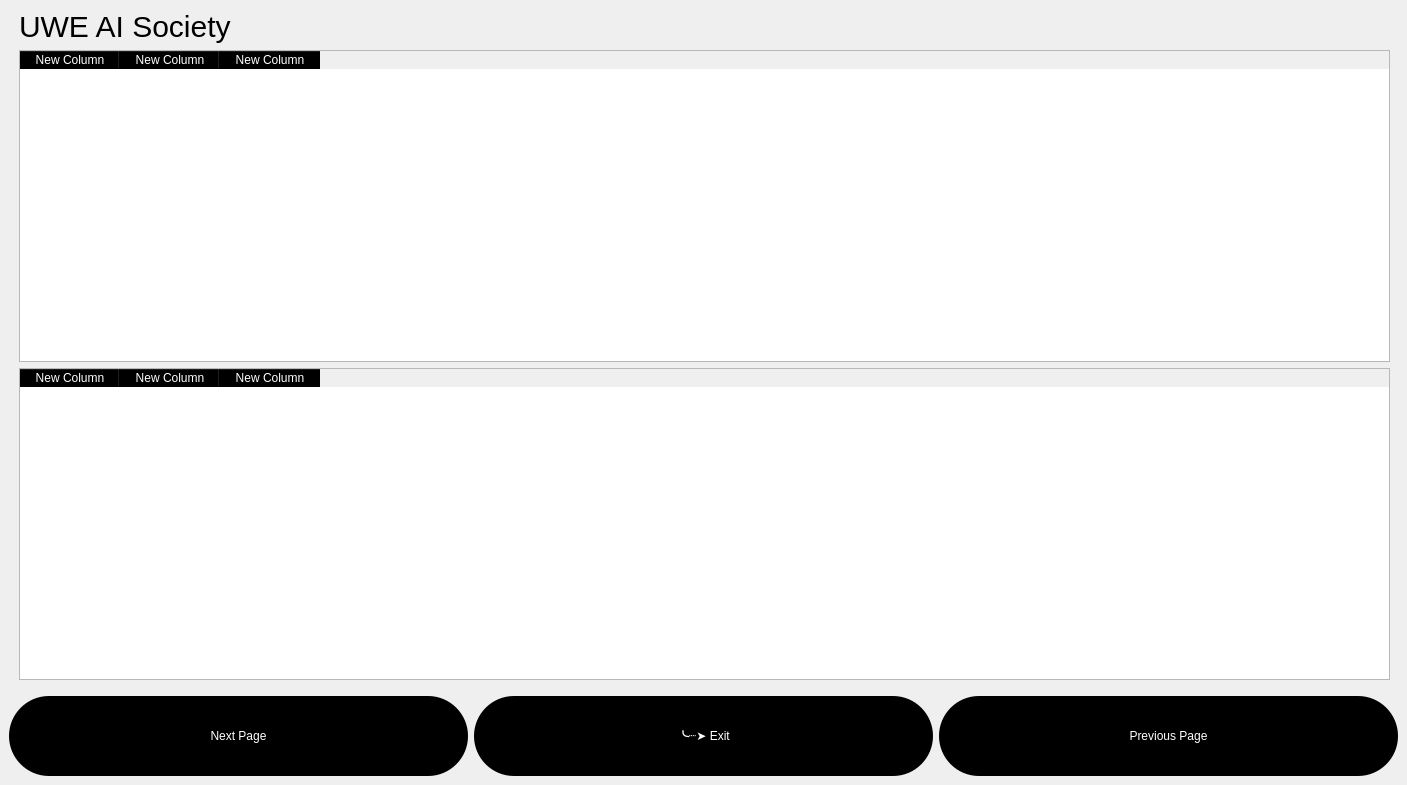
Qt form mainwindow.ui (yahiaabdelhady2023/vcu_interface) before a commit.
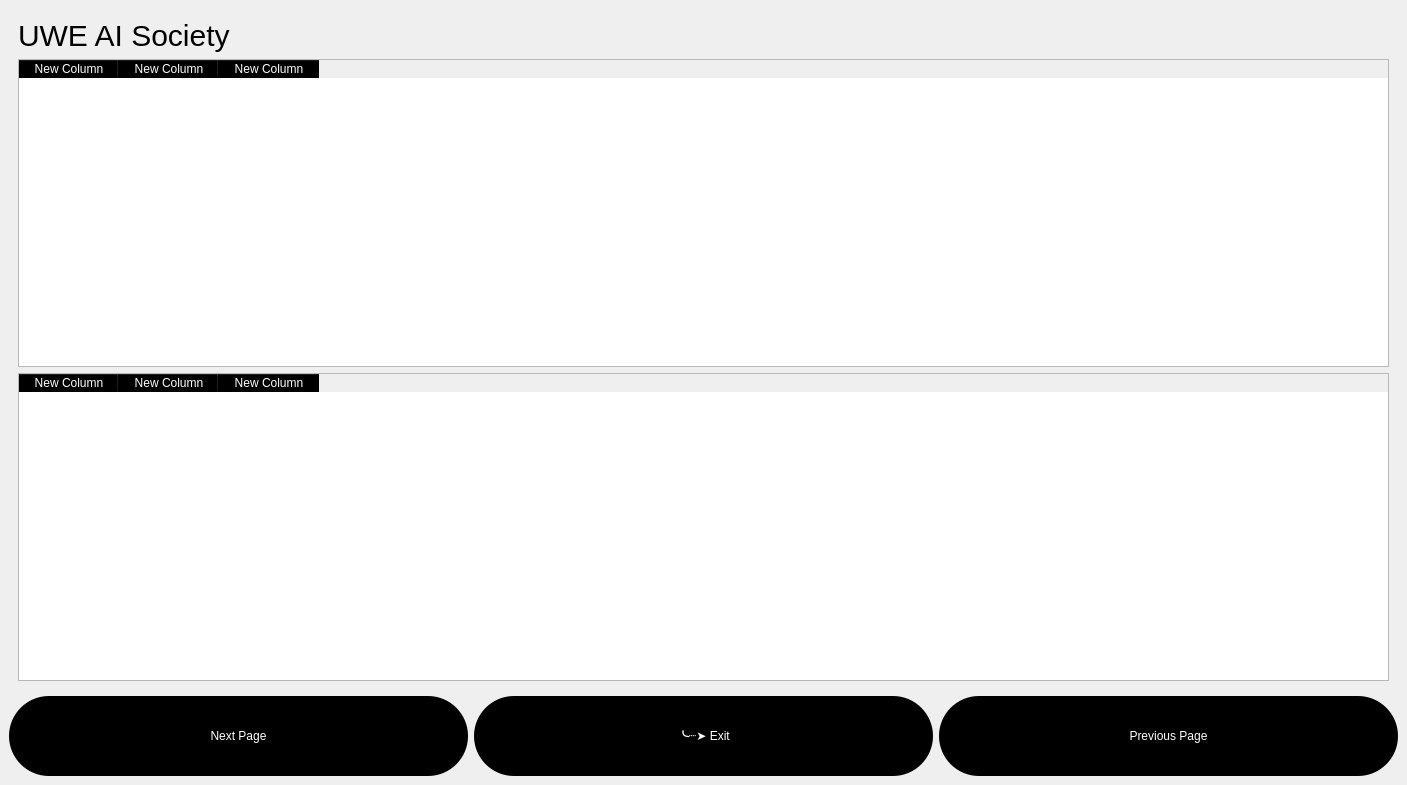
The same form after that commit.

```diff
--- a/mainwindow.ui
+++ b/mainwindow.ui
@@ -196,21 +196,15 @@
        </layout>
       </widget>
       <widget class="QWidget" name="page_8">
-       <widget class="QWidget" name="verticalLayoutWidget">
-        <property name="geometry">
-         <rect>
-          <x>10</x>
-          <y>0</y>
-          <width>1371</width>
-          <height>671</height>
-         </rect>
-        </property>
         <layout class="QVBoxLayout" name="verticalLayout">
-         <property name="sizeConstraint">
-          <enum>QLayout::SizeConstraint::SetMaximumSize</enum>
-         </property>
          <item>
           <widget class="QLabel" name="UWE_AI_logo">
+          <property name="sizePolicy">
+           <sizepolicy hsizetype="Minimum" vsizetype="Minimum">
+            <horstretch>0</horstretch>
+            <verstretch>0</verstretch>
+           </sizepolicy>
+          </property>
            <property name="styleSheet">
             <string notr="true">font-size:30px;
 qproperty-alignment: AlignCenter;</string>
@@ -222,6 +216,12 @@
          </item>
          <item>
           <widget class="QTableWidget" name="SignalTable">
+          <property name="sizePolicy">
+           <sizepolicy hsizetype="Minimum" vsizetype="Expanding">
+            <horstretch>0</horstretch>
+            <verstretch>0</verstretch>
+           </sizepolicy>
+          </property>
            <property name="styleSheet">
             <string notr="true">QHeaderView::section { background-color: black; color: white; }</string>
            </property>
@@ -244,6 +244,12 @@
          </item>
          <item>
           <widget class="QTableWidget" name="DataTable">
+          <property name="sizePolicy">
+           <sizepolicy hsizetype="Minimum" vsizetype="Expanding">
+            <horstretch>0</horstretch>
+            <verstretch>0</verstretch>
+           </sizepolicy>
+          </property>
            <property name="styleSheet">
             <string notr="true">QHeaderView::section { background-color: black; color: white; }</string>
            </property>
@@ -265,7 +271,6 @@
           </widget>
          </item>
         </layout>
-       </widget>
       </widget>
      </widget>
     </item>
```
Left out of the diff: 9 changed lines with no effect on the pictures. Lines whose indentation alone changed are shown as unchanged.
